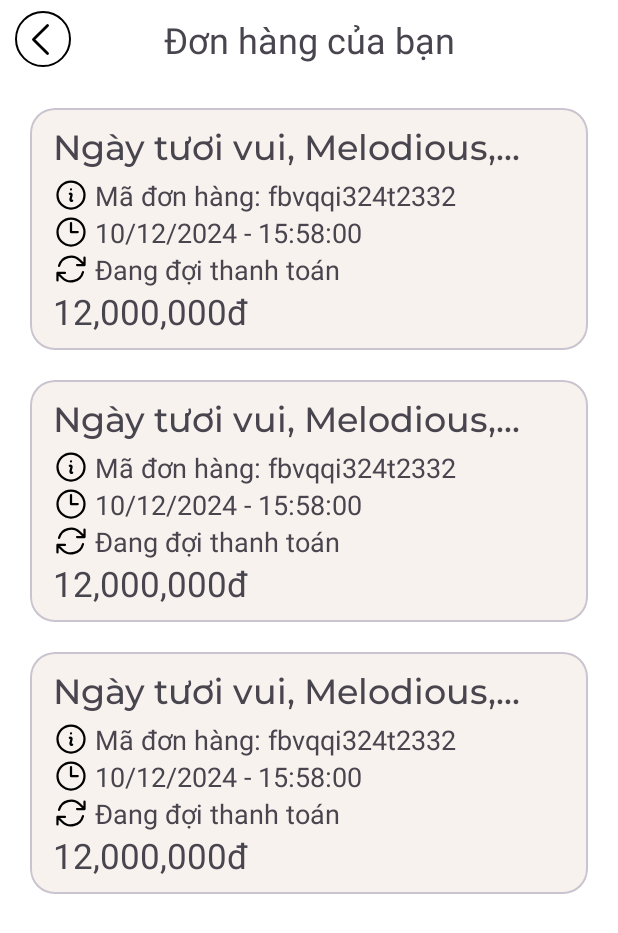
After one commit to hiennhatou/flower-store, an Android app: the layout activity_customer_orders.xml on its own in the app's theme, with its tools: preview values and no code run, on a phone screen of 412 x 824 dp. The commit adds this screen. Shown: the top 933 px of the screen. Run offline under Robolectric (Android 15) with nearby library versions, the phone set to English and light mode, and no system bars.

Commit message:
add: show customer's orders

```diff
--- a/app/src/main/java/edu/ou/flowerstore/FlowerStoreApplication.java
+++ b/app/src/main/java/edu/ou/flowerstore/FlowerStoreApplication.java
@@ -1,6 +1,8 @@
 package edu.ou.flowerstore;
 
 import android.app.Application;
+import android.content.Context;
+import android.util.Log;
 
 import androidx.lifecycle.LiveData;
 import androidx.lifecycle.MutableLiveData;
@@ -80,4 +82,8 @@ public class FlowerStoreApplication extends Application {
     public static FlowerStoreApplication getInstance() {
         return instance;
     }
+
+    public AppFirebase getAppFirebase() {
+        return appFirebase;
+    }
 }
--- a/app/src/main/java/edu/ou/flowerstore/utils/firebase/AppFirebase.java
+++ b/app/src/main/java/edu/ou/flowerstore/utils/firebase/AppFirebase.java
@@ -21,6 +21,10 @@ public class AppFirebase {
         return firestore.collection("users");
     }
 
+    public CollectionReference getOrdersCollection() {
+        return firestore.collection("orders");
+    }
+
     public FirebaseAuth getFirebaseAuth() {
         return firebaseAuth;
     }
--- /dev/null
+++ b/app/src/main/res/drawable/ic_clock.xml
@@ -0,0 +1,13 @@
+<vector xmlns:android="http://schemas.android.com/apk/res/android"
+    android:width="24dp"
+    android:height="24dp"
+    android:viewportWidth="24"
+    android:viewportHeight="24">
+  <path
+      android:pathData="M12,6v6h4.5m4.5,0a9,9 0,1 1,-18 0,9 9,0 0,1 18,0Z"
+      android:strokeLineJoin="round"
+      android:strokeWidth="1.5"
+      android:fillColor="#00000000"
+      android:strokeColor="#000000"
+      android:strokeLineCap="round"/>
+</vector>
--- /dev/null
+++ b/app/src/main/res/drawable/ic_info.xml
@@ -0,0 +1,13 @@
+<vector xmlns:android="http://schemas.android.com/apk/res/android"
+    android:width="24dp"
+    android:height="24dp"
+    android:viewportWidth="24"
+    android:viewportHeight="24">
+  <path
+      android:pathData="m11.25,11.25 l0.041,-0.02a0.75,0.75 0,0 1,1.063 0.852l-0.708,2.836a0.75,0.75 0,0 0,1.063 0.853l0.041,-0.021M21,12a9,9 0,1 1,-18 0,9 9,0 0,1 18,0ZM12,8.25h0.008v0.008L12,8.258L12,8.25Z"
+      android:strokeLineJoin="round"
+      android:strokeWidth="1.5"
+      android:fillColor="#00000000"
+      android:strokeColor="#000000"
+      android:strokeLineCap="round"/>
+</vector>
--- /dev/null
+++ b/app/src/main/res/drawable/ic_load.xml
@@ -0,0 +1,13 @@
+<vector xmlns:android="http://schemas.android.com/apk/res/android"
+    android:width="24dp"
+    android:height="24dp"
+    android:viewportWidth="24"
+    android:viewportHeight="24">
+  <path
+      android:pathData="M16.023,9.348h4.992v-0.001M2.985,19.644v-4.992m0,0h4.992m-4.993,0 l3.181,3.183a8.25,8.25 0,0 0,13.803 -3.7M4.031,9.865a8.25,8.25 0,0 1,13.803 -3.7l3.181,3.182m0,-4.991v4.99"
+      android:strokeLineJoin="round"
+      android:strokeWidth="1.5"
+      android:fillColor="#00000000"
+      android:strokeColor="#000000"
+      android:strokeLineCap="round"/>
+</vector>
--- /dev/null
+++ b/app/src/main/res/layout/activity_customer_orders.xml
@@ -0,0 +1,62 @@
+<?xml version="1.0" encoding="utf-8"?>
+<androidx.constraintlayout.widget.ConstraintLayout xmlns:android="http://schemas.android.com/apk/res/android"
+    xmlns:app="http://schemas.android.com/apk/res-auto"
+    xmlns:tools="http://schemas.android.com/tools"
+    android:id="@+id/main"
+    android:layout_width="match_parent"
+    android:layout_height="match_parent"
+    android:orientation="vertical"
+    tools:context=".ui.categorydetail.CategoryDetailActivity">
+
+    <com.google.android.material.appbar.AppBarLayout
+        android:paddingVertical="7sp"
+        android:paddingHorizontal="10sp"
+        android:id="@+id/app_bar"
+        android:layout_width="match_parent"
+        android:layout_height="wrap_content"
+        android:backgroundTint="@android:color/transparent"
+        app:layout_constraintTop_toTopOf="parent">
+
+        <androidx.constraintlayout.widget.ConstraintLayout
+            android:layout_width="match_parent"
+            android:layout_height="wrap_content">
+
+            <Button
+                android:id="@+id/back_btn"
+                style="@style/Button.IconOnly.Outlined"
+                android:layout_width="wrap_content"
+                android:layout_height="0sp"
+                android:padding="5sp"
+                android:paddingStart="2sp"
+                app:icon="@drawable/ic_back"
+                app:iconSize="30sp"
+                app:iconTint="@color/black"
+                app:layout_constraintBottom_toBottomOf="parent"
+                app:layout_constraintDimensionRatio="1:1"
+                app:layout_constraintStart_toStartOf="parent"
+                app:layout_constraintTop_toTopOf="parent"
+                app:strokeColor="@color/black" />
+
+            <TextView
+                android:id="@+id/category_name"
+                android:layout_width="wrap_content"
+                android:layout_height="wrap_content"
+                android:textSize="24sp"
+                app:layout_constraintBottom_toBottomOf="parent"
+                app:layout_constraintEnd_toEndOf="parent"
+                app:layout_constraintStart_toStartOf="parent"
+                app:layout_constraintTop_toTopOf="parent"
+                android:text="Đơn hàng của bạn" />
+        </androidx.constraintlayout.widget.ConstraintLayout>
+    </com.google.android.material.appbar.AppBarLayout>
+
+    <androidx.recyclerview.widget.RecyclerView
+        android:id="@+id/orders"
+        android:layout_width="match_parent"
+        android:layout_height="0sp"
+        android:paddingHorizontal="10sp"
+        android:paddingTop="10sp"
+        app:layout_constraintBottom_toBottomOf="parent"
+        app:layout_constraintTop_toBottomOf="@id/app_bar"
+        tools:listitem="@layout/item_customer_order"/>
+</androidx.constraintlayout.widget.ConstraintLayout>
--- /dev/null
+++ b/app/src/main/res/layout/item_customer_order.xml
@@ -0,0 +1,62 @@
+<?xml version="1.0" encoding="utf-8"?>
+<com.google.android.material.card.MaterialCardView xmlns:android="http://schemas.android.com/apk/res/android"
+    xmlns:app="http://schemas.android.com/apk/res-auto"
+    xmlns:tools="http://schemas.android.com/tools"
+    android:layout_width="match_parent"
+    android:layout_height="wrap_content"
+    android:layout_marginHorizontal="10sp"
+    android:layout_marginVertical="10sp"
+    app:shapeAppearance="@style/RoundedSquare.10Percent">
+
+    <LinearLayout
+        android:layout_width="match_parent"
+        android:layout_height="wrap_content"
+        android:orientation="vertical"
+        android:paddingHorizontal="15sp"
+        android:paddingVertical="10sp">
+
+        <TextView
+            android:id="@+id/name_tx"
+            android:layout_width="wrap_content"
+            android:layout_height="wrap_content"
+            android:fontFamily="@font/montserrat_medium"
+            android:maxLines="1"
+            android:ellipsize="end"
+            android:textSize="23sp"
+            tools:text="Ngày tươi vui, Melodious,..." />
+
+        <TextView
+            android:id="@+id/order_id"
+            android:layout_width="wrap_content"
+            android:layout_height="wrap_content"
+            android:textSize="18sp"
+            android:drawablePadding="4sp"
+            app:drawableStartCompat="@drawable/ic_info"
+            tools:text="Mã đơn hàng: fbvqqi324t2332"/>
+
+        <TextView
+            android:id="@+id/date_tx"
+            android:layout_width="wrap_content"
+            android:layout_height="wrap_content"
+            android:drawablePadding="4sp"
+            android:textSize="18sp"
+            app:drawableStartCompat="@drawable/ic_clock"
+            tools:text="10/12/2024 - 15:58:00" />
+
+        <TextView
+            android:id="@+id/state_tx"
+            android:layout_width="wrap_content"
+            android:layout_height="wrap_content"
+            android:drawablePadding="4sp"
+            android:textSize="18sp"
+            app:drawableStartCompat="@drawable/ic_load"
+            tools:text="Đang đợi thanh toán" />
+
+        <TextView
+            android:id="@+id/price_tx"
+            android:layout_width="wrap_content"
+            android:layout_height="wrap_content"
+            android:textSize="23sp"
+            tools:text="12,000,000đ" />
+    </LinearLayout>
+</com.google.android.material.card.MaterialCardView>
```
Also changed, not shown: app/src/main/AndroidManifest.xml (+14 -7 lines), app/src/main/java/edu/ou/flowerstore/ui/orders/CustomerOrderAdapter.java (added, +93 -0 lines), app/src/main/java/edu/ou/flowerstore/ui/orders/CustomerOrdersActivity.java (added, +77 -0 lines), app/src/main/java/edu/ou/flowerstore/ui/profile/ProfileMenuFragment.java (+7 -2 lines), app/src/main/java/edu/ou/flowerstore/utils/firebase/collections/CategoryCollection.java (deleted, +0 -13 lines), app/src/main/java/edu/ou/flowerstore/utils/firebase/collections/ProductCollection.java (deleted, +0 -13 lines), app/src/main/java/edu/ou/flowerstore/utils/firebase/documents/CategoryDocument.java (deleted, +0 -37 lines), app/src/main/java/edu/ou/flowerstore/utils/firebase/documents/ProductDocument.java (deleted, +0 -117 lines).
